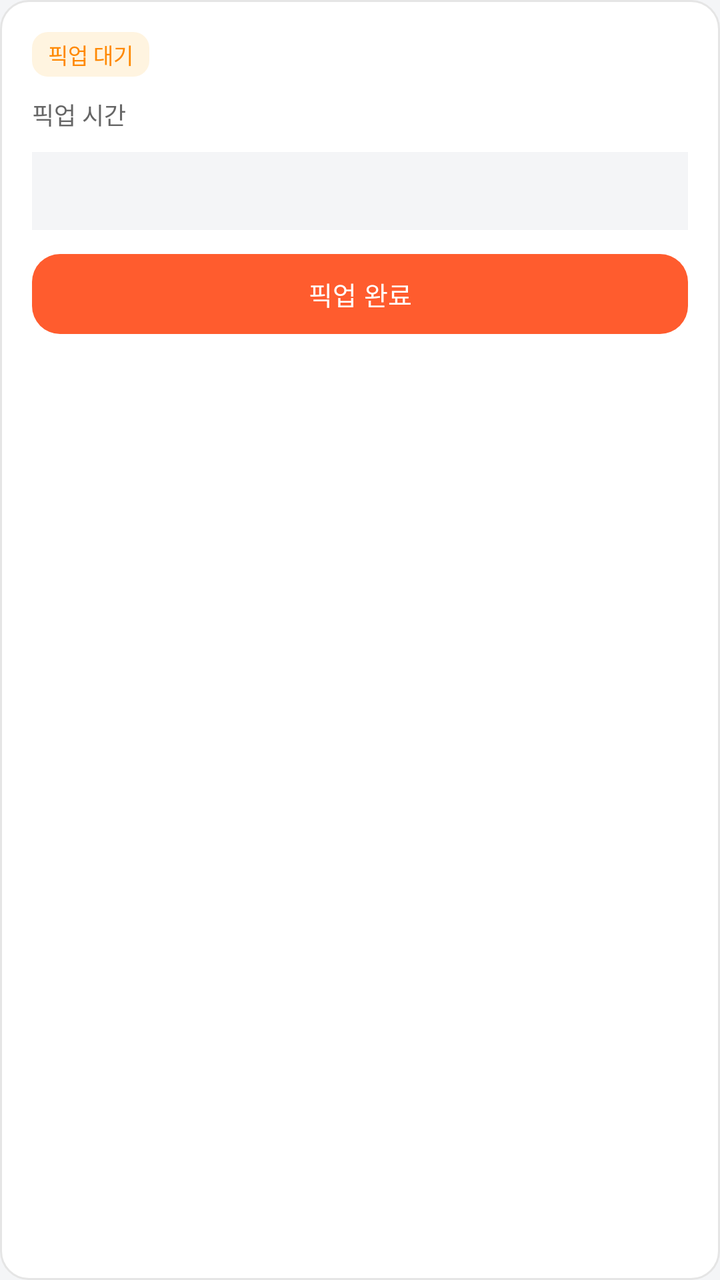
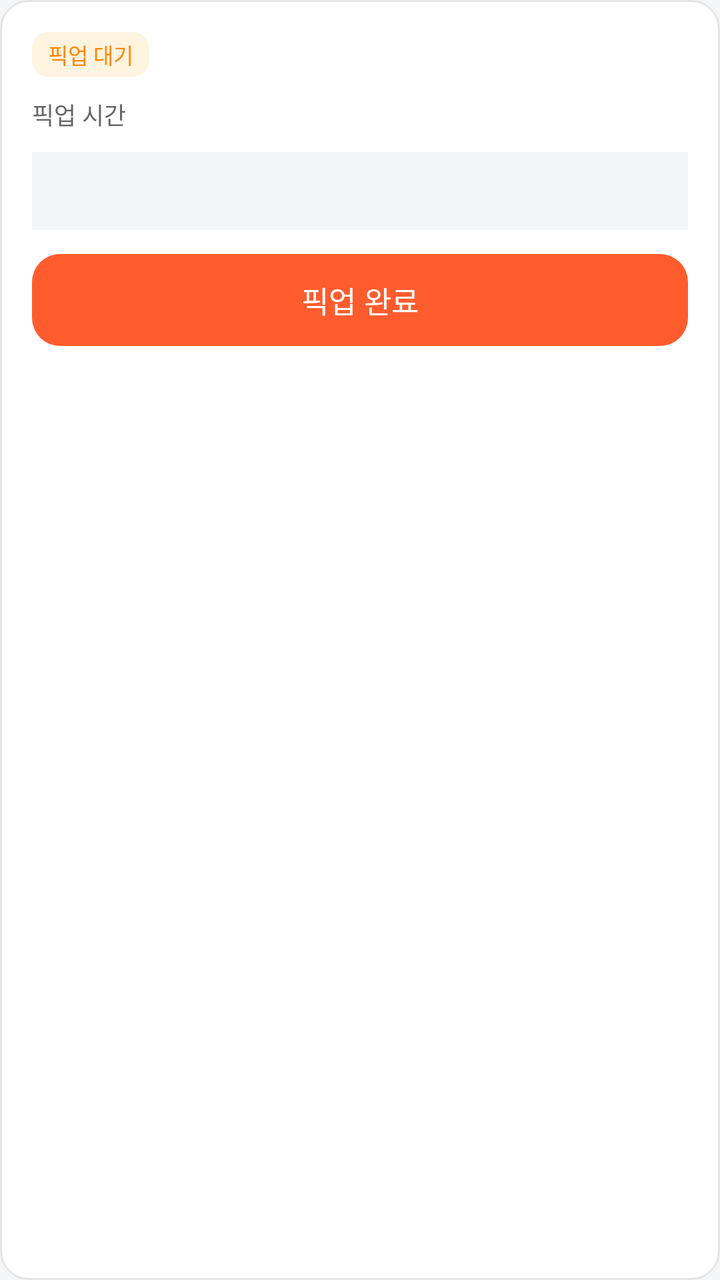

An Android layout rendered at two revisions. The XML below is the earlier revision; the diff shows what the commit changed to produce the second picture.
<!-- AndroidManifest.xml: application theme Theme.Deuktemsiru_seller -->
<!-- res/layout/item_order_pickup.xml -->
<?xml version="1.0" encoding="utf-8"?>

<LinearLayout
    xmlns:android="http://schemas.android.com/apk/res/android"
    android:layout_width="match_parent"
    android:layout_height="wrap_content"
    android:orientation="vertical"
    android:background="@drawable/bg_card_white"
    android:padding="16dp"
    android:layout_marginBottom="10dp">

    <LinearLayout
        android:layout_width="match_parent"
        android:layout_height="wrap_content"
        android:orientation="horizontal"
        android:gravity="center_vertical">

        <TextView
            android:layout_width="wrap_content"
            android:layout_height="wrap_content"
            android:text="픽업 대기"
            android:textSize="11sp"
            android:textColor="@color/warning"
            android:fontFamily="sans-serif-medium"
            android:background="@drawable/bg_rounded_warning"
            android:paddingStart="8dp"
            android:paddingEnd="8dp"
            android:paddingTop="3dp"
            android:paddingBottom="3dp" />

        <TextView
            android:id="@+id/tv_pickup_code"
            android:layout_width="0dp"
            android:layout_height="wrap_content"
            android:layout_weight="1"
            android:text=""
            android:textSize="12sp"
            android:textColor="@color/text_sub"
            android:fontFamily="monospace"
            android:layout_marginStart="8dp" />

        <TextView
            android:id="@+id/tv_order_number"
            android:layout_width="wrap_content"
            android:layout_height="wrap_content"
            android:text=""
            android:textSize="12sp"
            android:textColor="@color/text_sub"
            android:fontFamily="monospace" />

    </LinearLayout>

    <LinearLayout
        android:layout_width="wrap_content"
        android:layout_height="wrap_content"
        android:orientation="horizontal"
        android:gravity="center_vertical"
        android:layout_marginTop="10dp">

        <TextView
            android:layout_width="wrap_content"
            android:layout_height="wrap_content"
            android:text="픽업 시간  "
            android:textSize="12sp"
            android:textColor="@color/text_sub" />

        <TextView
            android:id="@+id/tv_pickup_time"
            android:layout_width="wrap_content"
            android:layout_height="wrap_content"
            android:text=""
            android:textSize="13sp"
            android:textColor="@color/text"
            android:fontFamily="sans-serif-medium" />

    </LinearLayout>

    <LinearLayout
        android:layout_width="match_parent"
        android:layout_height="wrap_content"
        android:orientation="horizontal"
        android:gravity="center_vertical"
        android:background="@color/surface"
        android:padding="10dp"
        android:layout_marginTop="10dp">

        <TextView
            android:id="@+id/tv_menu_summary"
            android:layout_width="0dp"
            android:layout_height="wrap_content"
            android:layout_weight="1"
            android:text=""
            android:textSize="13sp"
            android:textColor="@color/text" />

        <TextView
            android:id="@+id/tv_total_amount"
            android:layout_width="wrap_content"
            android:layout_height="wrap_content"
            android:text=""
            android:textSize="14sp"
            android:textColor="@color/text"
            android:fontFamily="sans-serif-medium" />

    </LinearLayout>

    <Button
        android:id="@+id/btn_complete"
        android:layout_width="match_parent"
        android:layout_height="40dp"
        android:text="픽업 완료"
        android:textSize="13sp"
        android:textColor="@color/white"
        android:fontFamily="sans-serif-medium"
        android:background="@drawable/bg_button_dark"
        android:layout_marginTop="12dp"
        android:insetTop="0dp"
        android:insetBottom="0dp"
        android:stateListAnimator="@null" />

</LinearLayout>
<!-- resources referenced by this layout -->
<resources>
  <color name="surface">#FFF4F5F7</color>
  <color name="text">#FF1A1A1A</color>
  <color name="text_sub">#FF666666</color>
  <color name="warning">#FFFF8800</color>
  <color name="white">#FFFFFFFF</color>
  <!-- drawable bg_button_dark (drawable) -->
  <?xml version="1.0" encoding="utf-8"?>
  
  <shape xmlns:android="http://schemas.android.com/apk/res/android"
      android:shape="rectangle">
      <solid android:color="#1A1A1A" />
      <corners android:radius="14dp" />
  </shape>
  <!-- drawable bg_card_white (drawable) -->
  <?xml version="1.0" encoding="utf-8"?>
  
  <shape xmlns:android="http://schemas.android.com/apk/res/android"
      android:shape="rectangle">
      <solid android:color="#FFFFFF" />
      <stroke android:width="1dp" android:color="#E5E5E5" />
      <corners android:radius="14dp" />
  </shape>
  <!-- drawable bg_rounded_warning (drawable) -->
  <?xml version="1.0" encoding="utf-8"?>
  
  <shape xmlns:android="http://schemas.android.com/apk/res/android"
      android:shape="rectangle">
      <solid android:color="#FFF4E0" />
      <corners android:radius="8dp" />
  </shape>
  <style name="Theme.Deuktemsiru_seller" parent="Base.Theme.Deuktemsiru_seller" />
  <style name="Base.Theme.Deuktemsiru_seller" parent="Theme.Material3.Light.NoActionBar">
          <item name="colorPrimary">@color/primary</item>
          <item name="colorPrimaryVariant">@color/primary_dark</item>
          <item name="colorOnPrimary">@color/white</item>
          <item name="colorSurface">@color/surface</item>
          <item name="android:colorBackground">@color/surface</item>
          <item name="android:fontFamily">sans-serif</item>
          <item name="bottomNavigationStyle">@style/Widget.App.BottomNav</item>
      </style>
  <color name="primary">#FFFF5C2E</color>
  <color name="primary_dark">#FF6B2B12</color>
  <style name="Widget.App.BottomNav" parent="Widget.Material3.BottomNavigationView">
          <item name="itemIconTint">@color/bottom_nav_color</item>
          <item name="itemTextColor">@color/bottom_nav_color</item>
          <item name="itemActiveIndicatorStyle">@style/Widget.App.ActiveIndicator</item>
      </style>
  <style name="Widget.App.ActiveIndicator" parent="Widget.Material3.BottomNavigationView.ActiveIndicator">
          <item name="android:color">@color/primary_light</item>
      </style>
  <color name="primary_light">#FFFFEDE5</color>
</resources>

<!-- the commit's change to res/layout/item_order_pickup.xml (unified diff, before → after) -->
@@ -107,12 +107,12 @@
     <Button
         android:id="@+id/btn_complete"
         android:layout_width="match_parent"
-        android:layout_height="40dp"
+        android:layout_height="46dp"
         android:text="픽업 완료"
-        android:textSize="13sp"
+        android:textSize="15sp"
         android:textColor="@color/white"
         android:fontFamily="sans-serif-medium"
-        android:background="@drawable/bg_button_dark"
+        android:background="@drawable/bg_button_primary"
         android:layout_marginTop="12dp"
         android:insetTop="0dp"
         android:insetBottom="0dp"
<!-- resource entries referenced after the edit -->
@@ -5,12 +5,12 @@
   <color name="text_sub">#FF666666</color>
   <color name="warning">#FFFF8800</color>
   <color name="white">#FFFFFFFF</color>
-  <!-- drawable bg_button_dark (drawable) -->
+  <!-- drawable bg_button_primary (drawable) -->
   <?xml version="1.0" encoding="utf-8"?>
   
   <shape xmlns:android="http://schemas.android.com/apk/res/android"
       android:shape="rectangle">
-      <solid android:color="#1A1A1A" />
+      <solid android:color="#FF5C2E" />
       <corners android:radius="14dp" />
   </shape>
   <!-- drawable bg_card_white (drawable) -->
